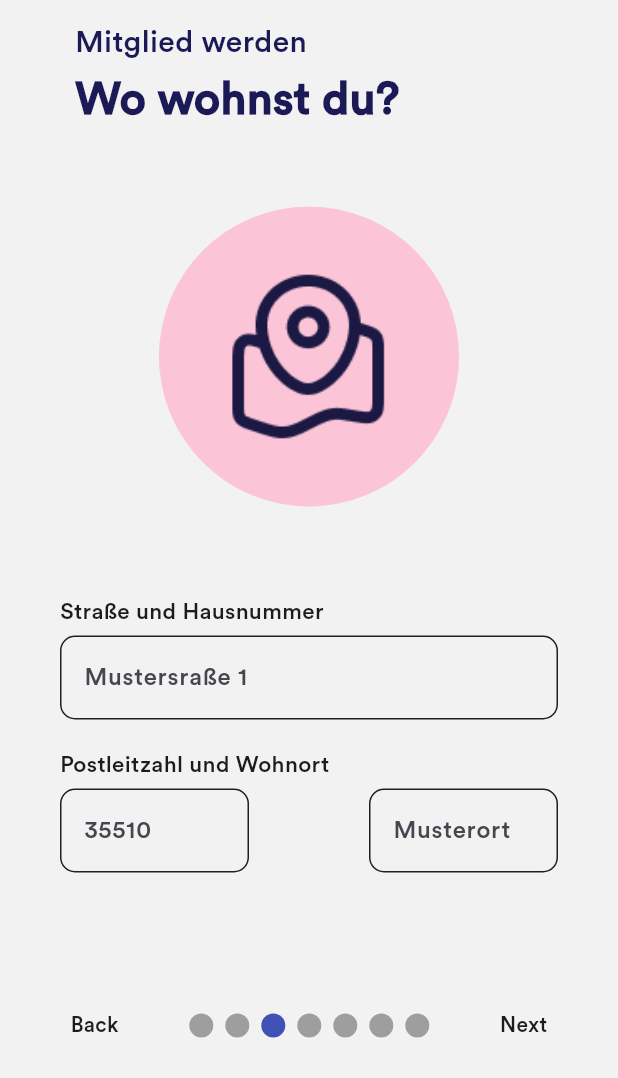
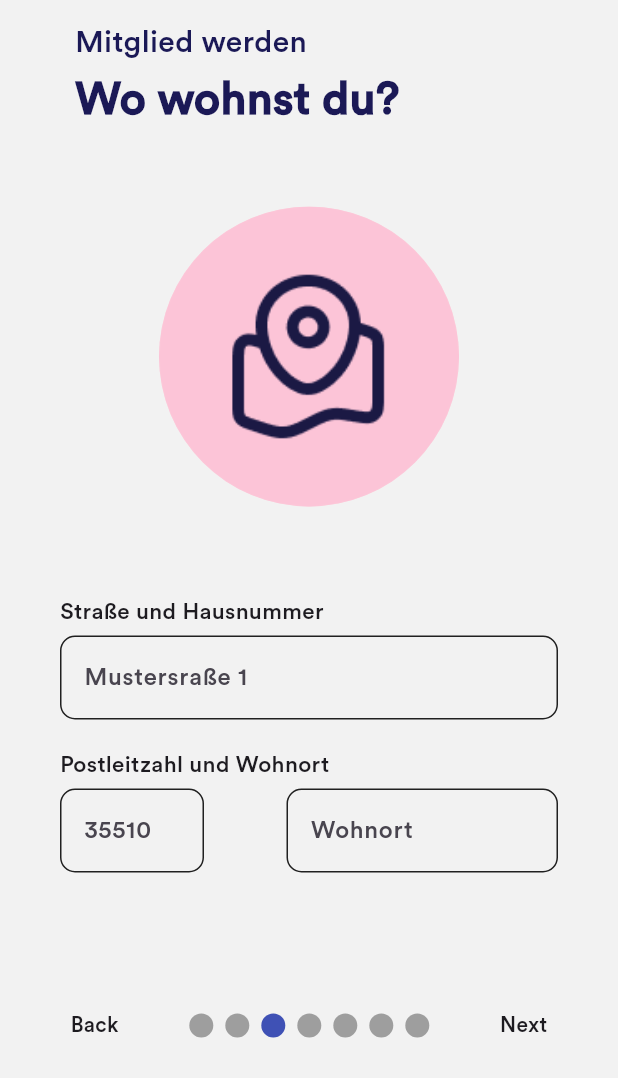
Before and after one commit to Trinistar/female_fellows, a Flutter app: the Authentry screen opened directly, swiped to page 3, on a phone screen of 412 x 824 dp, the part 158-1236 px from its top. Run offline on Flutter 3.47's test engine with Material 2 defaults, Android fonts, the phone set to English and light mode, and no system bars; drawn by our look-alikes of smooth_page_indicator; our stand-ins replace date_format, firebase_auth, firebase_core; accounts and stored records are empty; generated files the repository leaves out were written again; network calls fail.

Commit message:
fixed ui

```diff
--- a/lib/pages/authentication_pages/authentication_entry.dart
+++ b/lib/pages/authentication_pages/authentication_entry.dart
@@ -9,7 +9,6 @@ import 'package:vs_femalefellows/pages/authentication_pages/authentication_notif
 import 'package:vs_femalefellows/pages/authentication_pages/authentication_place.dart';
 import 'package:vs_femalefellows/pages/authentication_pages/authentication_safety.dart';
 import 'package:vs_femalefellows/pages/authentication_pages/authentication_who.dart';
-
 
 class Authentry extends StatefulWidget {
   const Authentry({super.key});
@@ -34,7 +33,9 @@ class _AuthentryState extends State<Authentry> {
       body: Column(
         mainAxisSize: MainAxisSize.min,
         children: [
-          Container(
+          onLastPage
+              ? Container()
+              : Container(
                   height: 150,
                   width: 1000,
                   color: Color.fromRGBO(242, 242, 242, 1),
@@ -46,7 +47,7 @@ class _AuthentryState extends State<Authentry> {
                         child: Image.asset('lib/images/FF-Logo_blau-1.png',
                             height: 80, alignment: Alignment(0, -0.8)),
                       ),
-          onLastPage?Container():  Padding(
+                      Padding(
                         padding: const EdgeInsets.only(
                           top: 15,
                           left: 50,
@@ -84,9 +85,9 @@ class _AuthentryState extends State<Authentry> {
             ),
           ),
           //dot indicator
-         onLastPage?
-         Container():
-          Positioned(
+          onLastPage
+              ? Container()
+              : Positioned(
                   bottom: 0.0,
                   left: 0.0,
                   right: 0.0,
@@ -116,11 +117,9 @@ class _AuthentryState extends State<Authentry> {
                         ),
                         GestureDetector(
                           onTap: () {
-
                             _controller.nextPage(
                                 duration: Duration(microseconds: 500),
                                 curve: Curves.easeIn);
-
                           },
                           child: Text('Next'),
                         ),
--- a/lib/pages/authentication_pages/authentication_place.dart
+++ b/lib/pages/authentication_pages/authentication_place.dart
@@ -80,20 +80,58 @@ class _AuthPlaceState extends State<AuthPlace> {
                 ),
                 Row(
                   children: [
-                    Flexible(
-                      child: TextBar(
-                        controller: postCodeController,
-                        hintText: '35510',
-                        obscureText: false,
-                      ),
-                    ),
                     Expanded(
-                      child: TextBar(
-                        controller: placeController,
-                        hintText: 'Musterort',
-                        obscureText: false,
-                      ),
-                    ),
+                      child: Padding(
+      padding: const EdgeInsets.only(left: 40.0,right: 55),
+      child: TextField(
+        controller: postCodeController,
+
+        decoration: InputDecoration(
+          enabledBorder: OutlineInputBorder(
+            borderSide: BorderSide(color: Colors.black87),
+            // borderRadius: BorderRadius.only(topLeft:Radius.circular(20),),
+            borderRadius: BorderRadius.circular(10),
+          ),
+          focusedBorder: OutlineInputBorder(
+            borderSide: BorderSide(
+              color: Color.fromRGBO(27, 25, 86, 1),
+              width: 2,
+            ),
+            borderRadius: BorderRadius.circular(10),
+          ),
+          fillColor: Color.fromRGBO(242, 242, 242, 1),
+          filled: true,
+          hintText:'35510',
+        ),
+      ),
+    ),
+     ),Expanded(
+                      child: Padding(
+      padding: const EdgeInsets.only(right: 10.0),
+      child: TextField(
+        controller: placeController,
+
+        decoration: InputDecoration(
+          enabledBorder: OutlineInputBorder(
+            borderSide: BorderSide(color: Colors.black87),
+            // borderRadius: BorderRadius.only(topLeft:Radius.circular(20),),
+            borderRadius: BorderRadius.circular(10),
+          ),
+          focusedBorder: OutlineInputBorder(
+            borderSide: BorderSide(
+              color: Color.fromRGBO(27, 25, 86, 1),
+              width: 2,
+            ),
+            borderRadius: BorderRadius.circular(10),
+          ),
+          fillColor: Color.fromRGBO(242, 242, 242, 1),
+          filled: true,
+          hintText:'Wohnort',
+        ),
+      ),
+    ),
+     ),
+     SizedBox(width: 30,)
                   ],
                 ),
               ],
```
Also changed, not shown: lib/pages/authentication_pages/authLogin.dart (+17 -0 lines), lib/pages/authentication_pages/authentication_connection.dart (+19 -3 lines), lib/pages/authentication_pages/authentication_how.dart (+32 -12 lines), lib/pages/authentication_pages/authentication_notification.dart (+30 -0 lines), lib/pages/authentication_pages/authentication_safety.dart (+29 -8 lines). Lines whose indentation alone changed are shown as unchanged.
